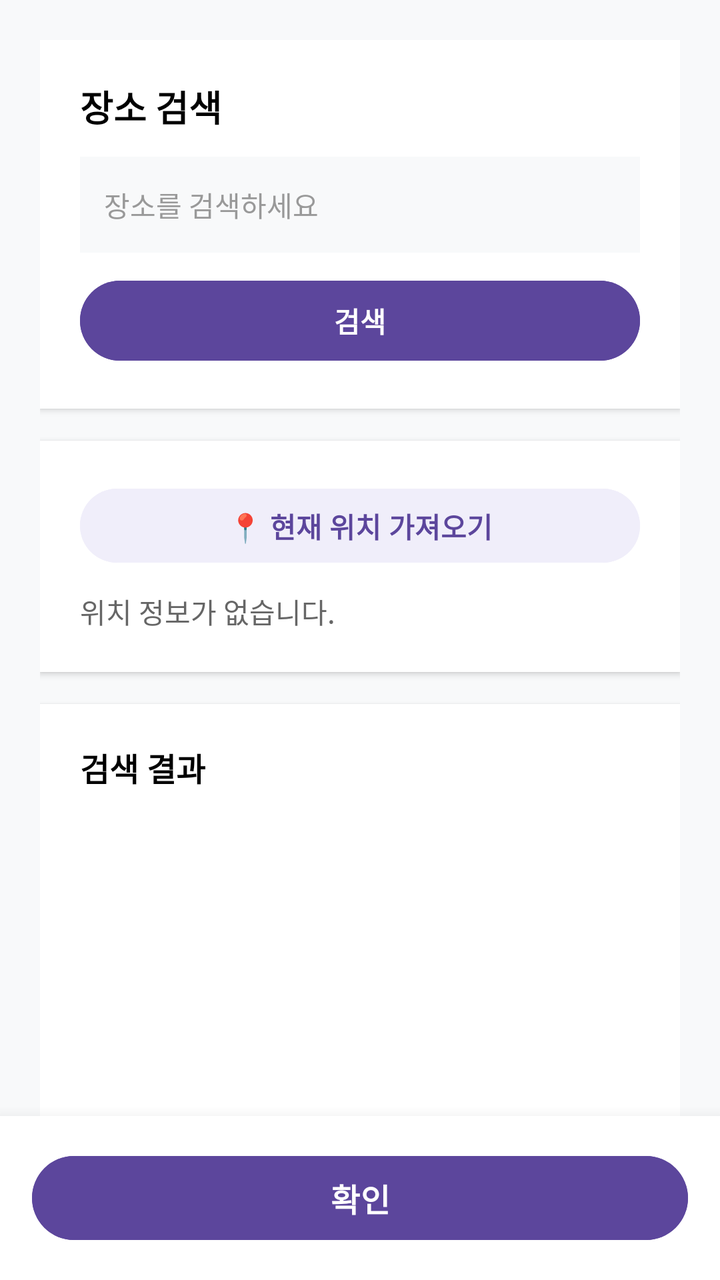
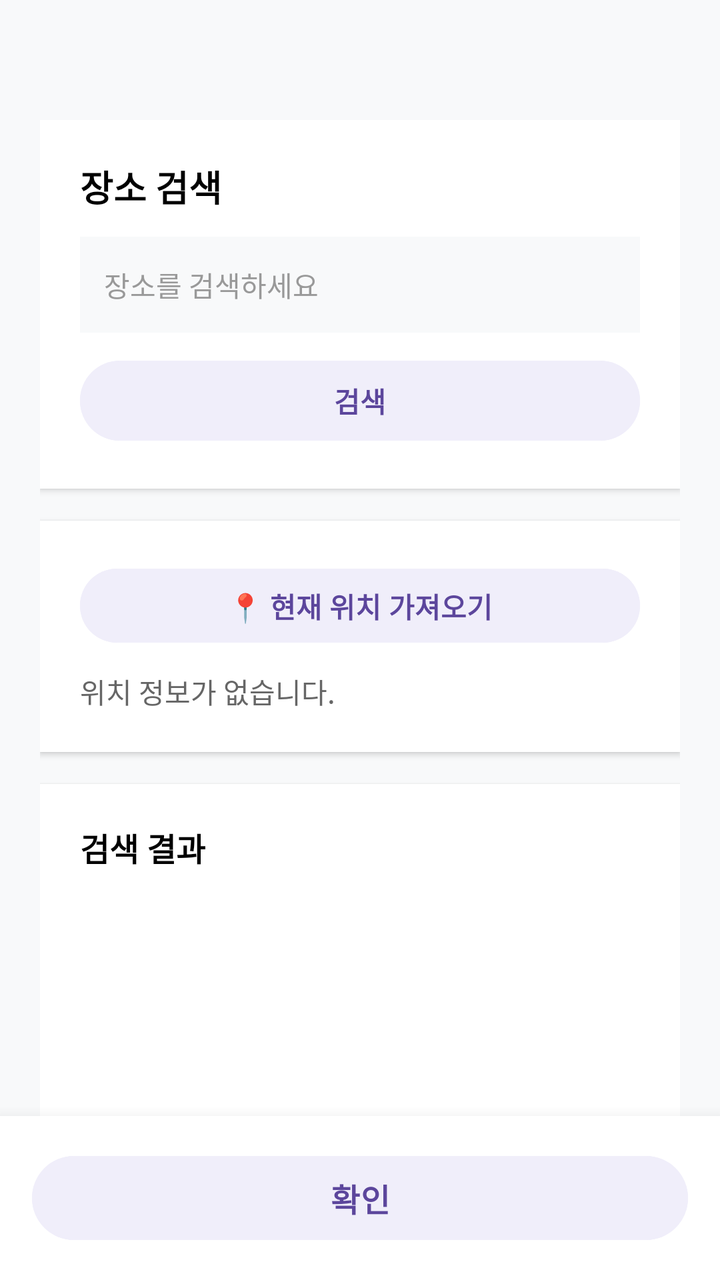

Before-and-after screenshots of an Android layout around one commit, followed by the original layout XML and the change that was made.
<!-- AndroidManifest.xml: application theme Theme.DiaryApp -->
<!-- res/layout/activity_place_search.xml -->
<?xml version="1.0" encoding="utf-8"?>
<FrameLayout xmlns:android="http://schemas.android.com/apk/res/android"
    android:layout_width="match_parent"
    android:layout_height="match_parent"
    android:background="#F8F9FA"
    android:id="@+id/main">

    <LinearLayout
        android:layout_width="match_parent"
        android:layout_height="match_parent"
        android:orientation="vertical">

        
        <ScrollView
            android:layout_width="match_parent"
            android:layout_height="0dp"
            android:layout_weight="1"
            android:clipToPadding="false"
            android:padding="20dp"
            android:scrollbars="none">

            <LinearLayout
                android:layout_width="match_parent"
                android:layout_height="wrap_content"
                android:orientation="vertical">

                
                <LinearLayout
                    android:layout_width="match_parent"
                    android:layout_height="wrap_content"
                    android:background="#FFFFFF"
                    android:orientation="vertical"
                    android:padding="20dp"
                    android:elevation="2dp">

                    <TextView
                        android:layout_width="wrap_content"
                        android:layout_height="wrap_content"
                        android:text="장소 검색"
                        android:textColor="#000000"
                        android:textSize="18sp"
                        android:textStyle="bold"
                        android:paddingBottom="12dp" />

                    
                    <EditText
                        android:id="@+id/etSearch"
                        android:layout_width="match_parent"
                        android:layout_height="48dp"
                        android:background="#F8F9FA"
                        android:hint="장소를 검색하세요"
                        android:paddingHorizontal="12dp"
                        android:textSize="14sp"
                        android:textColor="#000000"
                        android:textColorHint="#999999" />

                    
                    <Button
                        android:id="@+id/btnSearch"
                        android:layout_width="match_parent"
                        android:layout_height="48dp"
                        android:layout_marginTop="10dp"
                        android:backgroundTint="#5C469C"
                        android:text="검색"
                        android:textColor="#FFFFFF"
                        android:textSize="14sp"
                        android:textStyle="bold" />
                </LinearLayout>

                
                <LinearLayout
                    android:layout_width="match_parent"
                    android:layout_height="wrap_content"
                    android:layout_marginTop="16dp"
                    android:background="#FFFFFF"
                    android:orientation="vertical"
                    android:padding="20dp"
                    android:elevation="2dp">

                    <Button
                        android:id="@+id/btnCurrentLocation"
                        android:layout_width="match_parent"
                        android:layout_height="45dp"
                        android:backgroundTint="#F0EEFA"
                        android:text="📍 현재 위치 가져오기"
                        android:textColor="#5C469C"
                        android:textSize="14sp"
                        android:textStyle="bold" />

                    <TextView
                        android:id="@+id/tvCurrentLocation"
                        android:layout_width="match_parent"
                        android:layout_height="wrap_content"
                        android:layout_marginTop="10dp"
                        android:text="위치 정보가 없습니다."
                        android:textColor="#666666"
                        android:textSize="14sp" />
                </LinearLayout>

                
                <LinearLayout
                    android:layout_width="match_parent"
                    android:layout_height="wrap_content"
                    android:layout_marginTop="16dp"
                    android:background="#FFFFFF"
                    android:orientation="vertical"
                    android:padding="20dp"
                    android:elevation="2dp">

                    <TextView
                        android:layout_width="wrap_content"
                        android:layout_height="wrap_content"
                        android:text="검색 결과"
                        android:textColor="#000000"
                        android:textSize="16sp"
                        android:textStyle="bold"
                        android:paddingBottom="8dp" />

                    
                    <ListView
                        android:id="@+id/listPlace"
                        android:layout_width="match_parent"
                        android:layout_height="200dp"
                        android:divider="@android:color/transparent"
                        android:dividerHeight="8dp" />
                </LinearLayout>

            </LinearLayout>
        </ScrollView>

        
        <LinearLayout
            android:layout_width="match_parent"
            android:layout_height="wrap_content"
            android:background="#FFFFFF"
            android:padding="16dp"
            android:elevation="12dp">

            <Button
                android:id="@+id/btnConfirm"
                android:layout_width="match_parent"
                android:layout_height="50dp"
                android:backgroundTint="#5C469C"
                android:text="확인"
                android:textColor="#FFFFFF"
                android:textSize="16sp"
                android:textStyle="bold" />
        </LinearLayout>

    </LinearLayout>

</FrameLayout>
<!-- resources referenced by this layout -->
<resources>
  <style name="Theme.DiaryApp" parent="Base.Theme.DiaryApp" />
  <style name="Base.Theme.DiaryApp" parent="Theme.Material3.DayNight.NoActionBar">
          
          
      </style>
</resources>

<!-- the commit's change to res/layout/activity_place_search.xml (unified diff, before → after) -->
@@ -8,6 +8,7 @@
     <LinearLayout
         android:layout_width="match_parent"
         android:layout_height="match_parent"
+        android:layout_marginTop="40dp"
         android:orientation="vertical">
 
         
@@ -60,9 +61,9 @@
                         android:layout_width="match_parent"
                         android:layout_height="48dp"
                         android:layout_marginTop="10dp"
-                        android:backgroundTint="#5C469C"
+                        android:backgroundTint="#F0EEFA"
                         android:text="검색"
-                        android:textColor="#FFFFFF"
+                        android:textColor="#5C469C"
                         android:textSize="14sp"
                         android:textStyle="bold" />
                 </LinearLayout>
@@ -140,9 +141,9 @@
                 android:id="@+id/btnConfirm"
                 android:layout_width="match_parent"
                 android:layout_height="50dp"
-                android:backgroundTint="#5C469C"
+                android:backgroundTint="#F0EEFA"
                 android:text="확인"
-                android:textColor="#FFFFFF"
+                android:textColor="#5C469C"
                 android:textSize="16sp"
                 android:textStyle="bold" />
         </LinearLayout>
